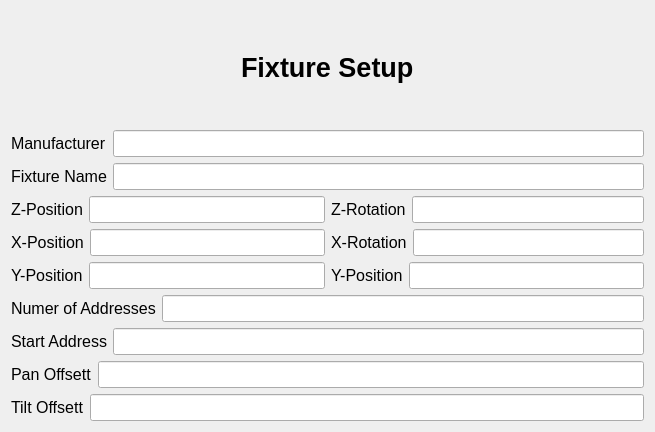
This is UI/QT Files/fixture Setup.ui in mmikulka/AutomatedLightTracker as Qt 5 draws it before an edit. The edited form follows.
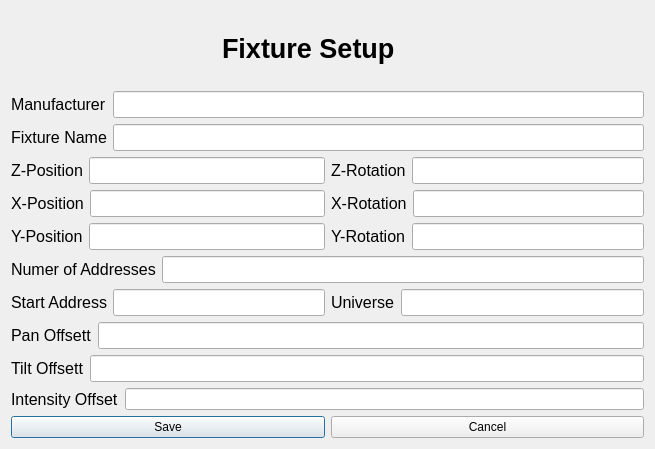
This is the edited form.

```diff
--- a/UI/QT Files/fixture Setup.ui
+++ b/UI/QT Files/fixture Setup.ui
@@ -7,7 +7,7 @@
     <x>0</x>
     <y>0</y>
     <width>655</width>
-    <height>432</height>
+    <height>449</height>
    </rect>
   </property>
   <property name="windowTitle">
@@ -31,6 +31,18 @@
      </item>
      <item>
       <widget class="QLabel" name="label_3">
+       <property name="sizePolicy">
+        <sizepolicy hsizetype="MinimumExpanding" vsizetype="Minimum">
+         <horstretch>0</horstretch>
+         <verstretch>0</verstretch>
+        </sizepolicy>
+       </property>
+       <property name="baseSize">
+        <size>
+         <width>40</width>
+         <height>20</height>
+        </size>
+       </property>
        <property name="font">
         <font>
          <pointsize>20</pointsize>
@@ -253,7 +265,7 @@
           </font>
          </property>
          <property name="text">
-          <string>Y-Position</string>
+          <string>Y-Rotation</string>
          </property>
         </widget>
        </item>
@@ -295,6 +307,8 @@
      </item>
     </layout>
    </item>
+   <item>
+    <layout class="QHBoxLayout" name="horizontalLayout_19">
    <item>
     <layout class="QHBoxLayout" name="horizontalLayout_10">
      <item>
@@ -317,6 +331,33 @@
         </font>
        </property>
       </widget>
+       </item>
+      </layout>
+     </item>
+     <item>
+      <layout class="QHBoxLayout" name="horizontalLayout_18">
+       <item>
+        <widget class="QLabel" name="label_15">
+         <property name="font">
+          <font>
+           <pointsize>12</pointsize>
+          </font>
+         </property>
+         <property name="text">
+          <string>Universe</string>
+         </property>
+        </widget>
+       </item>
+       <item>
+        <widget class="QLineEdit" name="Universe">
+         <property name="font">
+          <font>
+           <pointsize>12</pointsize>
+          </font>
+         </property>
+        </widget>
+       </item>
+      </layout>
      </item>
     </layout>
    </item>
@@ -370,6 +411,43 @@
      </item>
     </layout>
    </item>
+   <item>
+    <layout class="QHBoxLayout" name="horizontalLayout_17">
+     <item>
+      <widget class="QLabel" name="label_14">
+       <property name="font">
+        <font>
+         <pointsize>12</pointsize>
+        </font>
+       </property>
+       <property name="text">
+        <string>Intensity Offset</string>
+       </property>
+      </widget>
+     </item>
+     <item>
+      <widget class="QLineEdit" name="intensityOffset"/>
+     </item>
+    </layout>
+   </item>
+   <item>
+    <layout class="QHBoxLayout" name="horizontalLayout_20">
+     <item>
+      <widget class="QPushButton" name="saveButton">
+       <property name="text">
+        <string>Save</string>
+       </property>
+      </widget>
+     </item>
+     <item>
+      <widget class="QPushButton" name="cancelButton">
+       <property name="text">
+        <string>Cancel</string>
+       </property>
+      </widget>
+     </item>
+    </layout>
+   </item>
   </layout>
  </widget>
  <resources/>
```
Left out of the diff: 22 changed lines with no effect on the pictures. Lines whose indentation alone changed are shown as unchanged.
